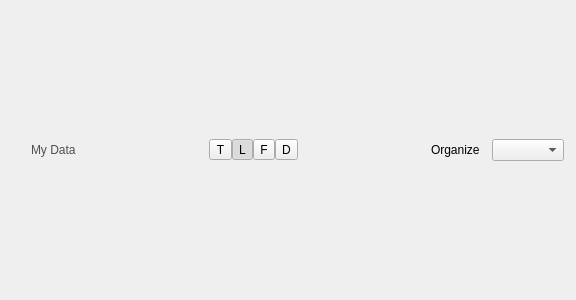
Qt form source/ui/AMDataView.ui (acquaman/acquaman) before a commit.
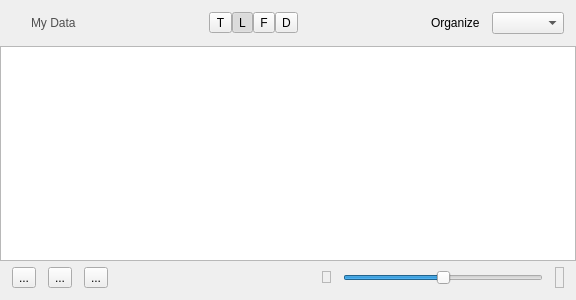
The same form after that commit. Icons and pictures are not drawn.

Commit message: Major improvements to layout, scrolling, and size control in AMDataView. Fixes problems where the scroll area would not take on the required size. Adds ability for section headers to stay above their section until the section scrolls off-screen completely. Added ability to control item size as a user.

```diff
--- a/source/ui/AMDataView.ui
+++ b/source/ui/AMDataView.ui
@@ -189,6 +189,125 @@
      </item>
     </layout>
    </item>
+   <item>
+    <widget class="QGraphicsView" name="graphicsView"/>
+   </item>
+   <item>
+    <layout class="QHBoxLayout" name="horizontalLayout_3">
+     <property name="spacing">
+      <number>12</number>
+     </property>
+     <property name="leftMargin">
+      <number>12</number>
+     </property>
+     <property name="topMargin">
+      <number>6</number>
+     </property>
+     <property name="rightMargin">
+      <number>12</number>
+     </property>
+     <property name="bottomMargin">
+      <number>12</number>
+     </property>
+     <item>
+      <widget class="QToolButton" name="openButton1">
+       <property name="text">
+        <string>...</string>
+       </property>
+      </widget>
+     </item>
+     <item>
+      <widget class="QToolButton" name="opeButton2">
+       <property name="text">
+        <string>...</string>
+       </property>
+      </widget>
+     </item>
+     <item>
+      <widget class="QToolButton" name="openButton3">
+       <property name="text">
+        <string>...</string>
+       </property>
+      </widget>
+     </item>
+     <item>
+      <spacer name="horizontalSpacer_3">
+       <property name="orientation">
+        <enum>Qt::Horizontal</enum>
+       </property>
+       <property name="sizeHint" stdset="0">
+        <size>
+         <width>40</width>
+         <height>20</height>
+        </size>
+       </property>
+      </spacer>
+     </item>
+     <item>
+      <widget class="QLabel" name="sizeIconSmall">
+       <property name="maximumSize">
+        <size>
+         <width>12</width>
+         <height>12</height>
+        </size>
+       </property>
+       <property name="frameShape">
+        <enum>QFrame::StyledPanel</enum>
+       </property>
+       <property name="frameShadow">
+        <enum>QFrame::Raised</enum>
+       </property>
+       <property name="pixmap">
+        <pixmap resource="../icons/icons.qrc">:/32x32/folder.png</pixmap>
+       </property>
+       <property name="scaledContents">
+        <bool>true</bool>
+       </property>
+      </widget>
+     </item>
+     <item>
+      <widget class="QSlider" name="sizeSlider">
+       <property name="maximumSize">
+        <size>
+         <width>200</width>
+         <height>16777215</height>
+        </size>
+       </property>
+       <property name="maximum">
+        <number>100</number>
+       </property>
+       <property name="value">
+        <number>50</number>
+       </property>
+       <property name="orientation">
+        <enum>Qt::Horizontal</enum>
+       </property>
+      </widget>
+     </item>
+     <item>
+      <widget class="QLabel" name="sizeIconLarge">
+       <property name="maximumSize">
+        <size>
+         <width>24</width>
+         <height>24</height>
+        </size>
+       </property>
+       <property name="frameShape">
+        <enum>QFrame::StyledPanel</enum>
+       </property>
+       <property name="frameShadow">
+        <enum>QFrame::Raised</enum>
+       </property>
+       <property name="pixmap">
+        <pixmap resource="../icons/icons.qrc">:/32x32/folder.png</pixmap>
+       </property>
+       <property name="scaledContents">
+        <bool>true</bool>
+       </property>
+      </widget>
+     </item>
+    </layout>
+   </item>
   </layout>
  </widget>
  <resources>
```
The commit also changes 6 other files.
